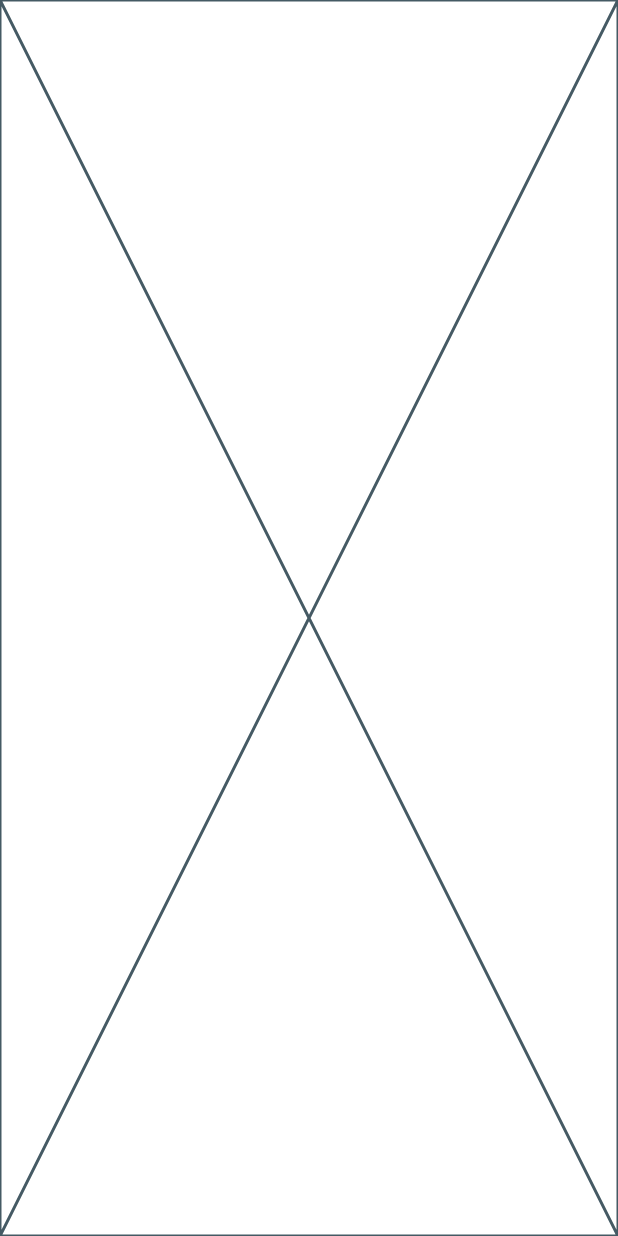
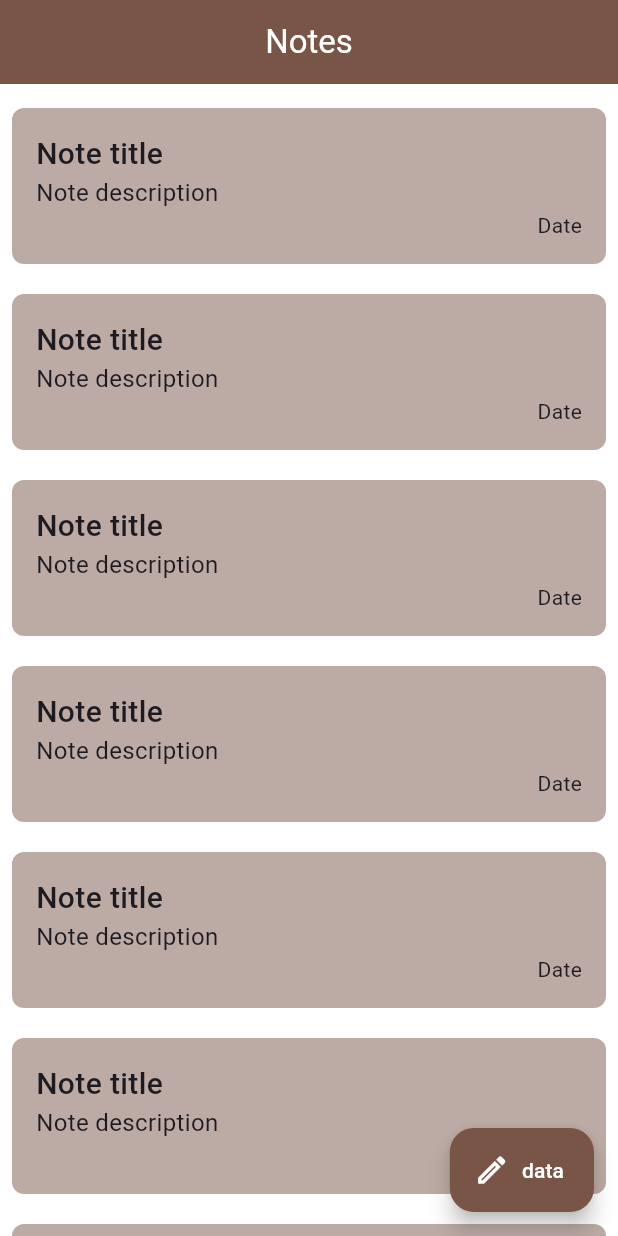
Before and after one commit to jakgrab/simple-notes-app, a Flutter app: the screen it shows after launch, on a phone screen of 412 x 824 dp. Run offline on Flutter 3.47's test engine with Material 3 defaults, Android fonts, the phone set to English and light mode, and no system bars; our stand-ins replace get_it, go_router, injectable; generated files the repository leaves out were written again.

Commit message:
Create basic home screen, add localizations

```diff
--- /dev/null
+++ b/l10n.yaml
@@ -0,0 +1,3 @@
+arb-dir: lib/l10n
+template-arb-file: app_en.arb
+output-localization-file: app_localizations.dart
--- /dev/null
+++ b/lib/app.dart
@@ -0,0 +1,20 @@
+import 'package:flutter/material.dart';
+import 'package:simple_notes_app/config/localization/localization_config.dart';
+import 'package:simple_notes_app/config/routing/router.dart';
+import 'package:simple_notes_app/config/theme/theme.dart';
+
+class App extends StatelessWidget {
+  const App({super.key});
+
+  @override
+  Widget build(BuildContext context) {
+    return MaterialApp.router(
+      title: 'Simple Notes App',
+      localizationsDelegates: localizationsDelegates,
+      supportedLocales: supportedLocales,
+      debugShowCheckedModeBanner: false,
+      routerConfig: router,
+      theme: appTheme,
+    );
+  }
+}
--- /dev/null
+++ b/lib/config/localization/localization_config.dart
@@ -0,0 +1,14 @@
+import 'package:flutter/material.dart';
+import 'package:flutter_gen/gen_l10n/app_localizations.dart';
+import 'package:flutter_localizations/flutter_localizations.dart';
+
+const localizationsDelegates = [
+  AppLocalizations.delegate,
+  GlobalMaterialLocalizations.delegate,
+  GlobalWidgetsLocalizations.delegate,
+  GlobalCupertinoLocalizations.delegate,
+];
+
+const supportedLocales = [
+  Locale('en'),
+];
--- a/lib/config/routing/router.dart
+++ b/lib/config/routing/router.dart
@@ -5,6 +5,7 @@ import 'package:simple_notes_app/features/notes/presentation/pages/home_screen/h
 
 final router = GoRouter(
   debugLogDiagnostics: true,
+  initialLocation: '/',
   routes: [
     _homeRoute,
     _addNoteRoute,
--- /dev/null
+++ b/lib/config/theme/theme.dart
@@ -0,0 +1,13 @@
+import 'package:flutter/material.dart';
+
+final appTheme = ThemeData.light().copyWith(
+  scaffoldBackgroundColor: Colors.white,
+  appBarTheme: const AppBarTheme(
+    foregroundColor: Colors.white,
+    backgroundColor: Colors.brown,
+  ),
+  floatingActionButtonTheme: const FloatingActionButtonThemeData(
+    foregroundColor: Colors.white,
+    backgroundColor: Colors.brown,
+  ),
+);
--- /dev/null
+++ b/lib/core/constants/colors.dart
@@ -0,0 +1 @@
+abstract class AppColors {}
--- /dev/null
+++ b/lib/core/extensions/localization_on_build_context.dart
@@ -0,0 +1,6 @@
+import 'package:flutter/material.dart';
+import 'package:flutter_gen/gen_l10n/app_localizations.dart';
+
+extension Localization on BuildContext {
+  AppLocalizations get localizations => AppLocalizations.of(this)!;
+}
--- a/lib/features/notes/presentation/pages/home_screen/home_screen.dart
+++ b/lib/features/notes/presentation/pages/home_screen/home_screen.dart
@@ -1,10 +1,11 @@
 import 'package:flutter/material.dart';
+import 'package:simple_notes_app/features/notes/presentation/pages/home_screen/home_view.dart';
 
 class HomeScreen extends StatelessWidget {
   const HomeScreen({super.key});
 
   @override
   Widget build(BuildContext context) {
-    return const Placeholder();
+    return const HomeView();
   }
 }
--- /dev/null
+++ b/lib/features/notes/presentation/pages/home_screen/home_view.dart
@@ -0,0 +1,86 @@
+import 'package:flutter/material.dart';
+import 'package:simple_notes_app/core/extensions/localization_on_build_context.dart';
+
+class HomeView extends StatelessWidget {
+  const HomeView({super.key});
+
+  @override
+  Widget build(BuildContext context) {
+    return Scaffold(
+      appBar: AppBar(
+        centerTitle: true,
+        title: Text(context.localizations.homeScreenAppBarText),
+      ),
+      floatingActionButton: FloatingActionButton.extended(
+        onPressed: () {},
+        label: const Text('data'),
+        icon: const Icon(Icons.edit_outlined),
+      ),
+      body: const HomeViewBody(),
+    );
+  }
+}
+
+class HomeViewBody extends StatelessWidget {
+  const HomeViewBody({super.key});
+
+  @override
+  Widget build(BuildContext context) {
+    final someList = List.generate(20, (index) => index);
+    return Padding(
+      padding: const EdgeInsets.symmetric(horizontal: 8.0),
+      child: CustomScrollView(
+        slivers: [
+          SliverList.separated(
+            separatorBuilder: (context, index) {
+              return const SizedBox(
+                height: 20,
+              );
+            },
+            itemCount: someList.length,
+            itemBuilder: (context, index) {
+              if (index == 0) {
+                return const Padding(
+                  padding: EdgeInsets.only(top: 16.0),
+                  child: NoteItem(),
+                );
+              }
+
+              if (index == someList.length - 1) {
+                return const Padding(
+                  padding: EdgeInsets.only(bottom: 16.0),
+                  child: NoteItem(),
+                );
+              }
+
+              return const NoteItem();
+            },
+          ),
+        ],
+      ),
+    );
+  }
+}
+
+class NoteItem extends StatelessWidget {
+  const NoteItem({super.key});
+
+  @override
+  Widget build(BuildContext context) {
+    return Container(
+      decoration: BoxDecoration(color: Colors.brown[200], borderRadius: BorderRadius.circular(8)),
+      padding: const EdgeInsets.all(16.0),
+      child: const Column(
+        crossAxisAlignment: CrossAxisAlignment.start,
+        children: [
+          Text(
+            'Note title',
+            style: TextStyle(fontSize: 20, fontWeight: FontWeight.w500),
+          ),
+          Text('Note description', style: TextStyle(fontSize: 16)),
+          Align(alignment: Alignment.bottomRight, child: Text('Date')),
+        ],
+      ),
+    );
+  }
+}
--- /dev/null
+++ b/lib/l10n/app_en.arb
@@ -0,0 +1,3 @@
+{
+    "homeScreenAppBarText" : "Notes"
+}
--- a/lib/main.dart
+++ b/lib/main.dart
@@ -1,24 +1,20 @@
 import 'package:flutter/material.dart';
+import 'package:flutter/services.dart';
+import 'package:simple_notes_app/app.dart';
 import 'package:simple_notes_app/config/di/locator.dart';
-import 'package:simple_notes_app/features/notes/presentation/pages/home_screen/home_screen.dart';
 
 void main() {
   setupDependencies();
-  runApp(const MyApp());
+
+  SystemChrome.setSystemUIOverlayStyle(
+    const SystemUiOverlayStyle(
+      systemNavigationBarColor: Colors.brown,
+      systemNavigationBarIconBrightness: Brightness.light,
+      statusBarColor: Colors.transparent,
+      statusBarIconBrightness: Brightness.light,
+      statusBarBrightness: Brightness.light,
+    ),
+  );
+
+  runApp(const App());
 }
-
-class MyApp extends StatelessWidget {
-  const MyApp({super.key});
-
-  @override
-  Widget build(BuildContext context) {
-    return MaterialApp(
-      title: 'Flutter Demo',
-      theme: ThemeData(
-        colorScheme: ColorScheme.fromSeed(seedColor: Colors.deepPurple),
-        useMaterial3: true,
-      ),
-      home: const HomeScreen(),
-    );
-  }
-}
--- a/pubspec.yaml
+++ b/pubspec.yaml
@@ -12,9 +12,12 @@ dependencies:
   flutter:
     sdk: flutter
   flutter_bloc: ^8.1.6
+  flutter_localizations:
+    sdk: flutter
   get_it: ^8.0.2
   go_router: ^14.3.0
   injectable: ^2.5.0
+  intl: ^0.19.0
   json_annotation: ^4.9.0
 
 
@@ -29,3 +32,4 @@ dev_dependencies:
 
 flutter:
   uses-material-design: true
+  generate: true
```
Also changed, not shown: pubspec.lock.
